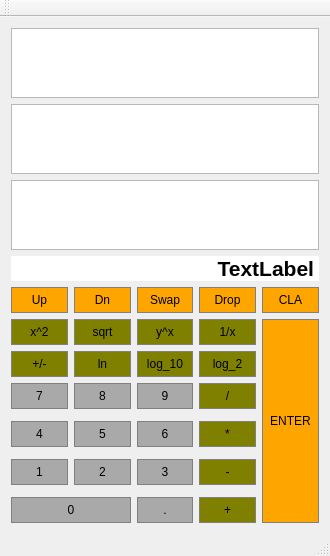
This is RPNCalculator/Calculator.ui in wftmate/RPNCalculator as Qt 5 draws it before an edit. The edited form follows.
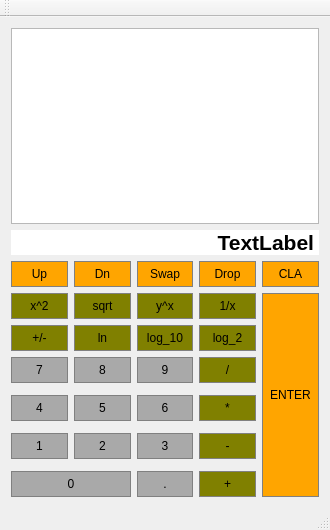
This is the edited form.

What changed in the file:
```diff
--- a/RPNCalculator/Calculator.ui
+++ b/RPNCalculator/Calculator.ui
@@ -15,7 +15,7 @@
   </property>
   <widget class="QWidget" name="centralWidget">
    <layout class="QGridLayout" name="gridLayout">
-    <item row="6" column="2">
+    <item row="4" column="2">
      <widget class="QPushButton" name="LogBase10">
       <property name="sizePolicy">
        <sizepolicy hsizetype="Preferred" vsizetype="Preferred">
@@ -47,7 +47,7 @@
       </attribute>
      </widget>
     </item>
-    <item row="11" column="2">
+    <item row="9" column="2">
      <widget class="QPushButton" name="Button3">
       <property name="sizePolicy">
        <sizepolicy hsizetype="Preferred" vsizetype="Preferred">
@@ -79,7 +79,7 @@
       </attribute>
      </widget>
     </item>
-    <item row="13" column="3">
+    <item row="11" column="3">
      <widget class="QPushButton" name="Add">
       <property name="sizePolicy">
        <sizepolicy hsizetype="Preferred" vsizetype="Preferred">
@@ -111,7 +111,7 @@
       </attribute>
      </widget>
     </item>
-    <item row="7" column="0">
+    <item row="5" column="0">
      <widget class="QPushButton" name="Button7">
       <property name="sizePolicy">
        <sizepolicy hsizetype="Preferred" vsizetype="Preferred">
@@ -143,7 +143,7 @@
       </attribute>
      </widget>
     </item>
-    <item row="5" column="4" rowspan="9">
+    <item row="3" column="4" rowspan="9">
      <widget class="QPushButton" name="Enter">
       <property name="sizePolicy">
        <sizepolicy hsizetype="Preferred" vsizetype="Preferred">
@@ -175,7 +175,7 @@
       </attribute>
      </widget>
     </item>
-    <item row="9" column="2">
+    <item row="7" column="2">
      <widget class="QPushButton" name="Button6">
       <property name="sizePolicy">
        <sizepolicy hsizetype="Preferred" vsizetype="Preferred">
@@ -207,10 +207,7 @@
       </attribute>
      </widget>
     </item>
-    <item row="1" column="0" colspan="5">
-     <widget class="QTableView" name="tableView"/>
-    </item>
-    <item row="7" column="2">
+    <item row="5" column="2">
      <widget class="QPushButton" name="Button9">
       <property name="sizePolicy">
        <sizepolicy hsizetype="Preferred" vsizetype="Preferred">
@@ -242,7 +239,7 @@
       </attribute>
      </widget>
     </item>
-    <item row="3" column="0" colspan="5">
+    <item row="1" column="0" colspan="5">
      <widget class="QLabel" name="Input">
       <property name="font">
        <font>
@@ -271,7 +268,7 @@
       </property>
      </widget>
     </item>
-    <item row="4" column="1">
+    <item row="2" column="1">
      <widget class="QPushButton" name="RollDn">
       <property name="sizePolicy">
        <sizepolicy hsizetype="Preferred" vsizetype="Preferred">
@@ -303,7 +300,7 @@
       </attribute>
      </widget>
     </item>
-    <item row="6" column="1">
+    <item row="4" column="1">
      <widget class="QPushButton" name="NaturalLog">
       <property name="sizePolicy">
        <sizepolicy hsizetype="Preferred" vsizetype="Preferred">
@@ -335,7 +332,7 @@
       </attribute>
      </widget>
     </item>
-    <item row="4" column="2">
+    <item row="2" column="2">
      <widget class="QPushButton" name="Swap">
       <property name="sizePolicy">
        <sizepolicy hsizetype="Preferred" vsizetype="Preferred">
@@ -367,7 +364,7 @@
       </attribute>
      </widget>
     </item>
-    <item row="9" column="1">
+    <item row="7" column="1">
      <widget class="QPushButton" name="Button5">
       <property name="sizePolicy">
        <sizepolicy hsizetype="Preferred" vsizetype="Preferred">
@@ -399,7 +396,7 @@
       </attribute>
      </widget>
     </item>
-    <item row="5" column="2">
+    <item row="3" column="2">
      <widget class="QPushButton" name="YtoX">
       <property name="sizePolicy">
        <sizepolicy hsizetype="Preferred" vsizetype="Preferred">
@@ -431,7 +428,7 @@
       </attribute>
      </widget>
     </item>
-    <item row="11" column="3">
+    <item row="9" column="3">
      <widget class="QPushButton" name="Subtract">
       <property name="sizePolicy">
        <sizepolicy hsizetype="Preferred" vsizetype="Preferred">
@@ -463,7 +460,7 @@
       </attribute>
      </widget>
     </item>
-    <item row="2" column="0" colspan="5">
+    <item row="0" column="0" colspan="5">
      <widget class="QListWidget" name="Display">
       <property name="layoutDirection">
        <enum>Qt::RightToLeft</enum>
@@ -476,7 +473,7 @@
       </property>
      </widget>
     </item>
-    <item row="9" column="0">
+    <item row="7" column="0">
      <widget class="QPushButton" name="Button4">
       <property name="sizePolicy">
        <sizepolicy hsizetype="Preferred" vsizetype="Preferred">
@@ -508,7 +505,7 @@
       </attribute>
      </widget>
     </item>
-    <item row="5" column="3">
+    <item row="3" column="3">
      <widget class="QPushButton" name="Inverse">
       <property name="sizePolicy">
        <sizepolicy hsizetype="Preferred" vsizetype="Preferred">
@@ -540,7 +537,7 @@
       </attribute>
      </widget>
     </item>
-    <item row="7" column="1">
+    <item row="5" column="1">
      <widget class="QPushButton" name="Button8">
       <property name="sizePolicy">
        <sizepolicy hsizetype="Preferred" vsizetype="Preferred">
@@ -572,7 +569,7 @@
       </attribute>
      </widget>
     </item>
-    <item row="5" column="0">
+    <item row="3" column="0">
      <widget class="QPushButton" name="Square">
       <property name="sizePolicy">
        <sizepolicy hsizetype="Preferred" vsizetype="Preferred">
@@ -604,7 +601,7 @@
       </attribute>
      </widget>
     </item>
-    <item row="7" column="3">
+    <item row="5" column="3">
      <widget class="QPushButton" name="Divide">
       <property name="sizePolicy">
        <sizepolicy hsizetype="Preferred" vsizetype="Preferred">
@@ -636,7 +633,7 @@
       </attribute>
      </widget>
     </item>
-    <item row="9" column="3">
+    <item row="7" column="3">
      <widget class="QPushButton" name="Multiply">
       <property name="sizePolicy">
        <sizepolicy hsizetype="Preferred" vsizetype="Preferred">
@@ -668,7 +665,7 @@
       </attribute>
      </widget>
     </item>
-    <item row="11" column="1">
+    <item row="9" column="1">
      <widget class="QPushButton" name="Button2">
       <property name="sizePolicy">
        <sizepolicy hsizetype="Preferred" vsizetype="Preferred">
@@ -700,7 +697,7 @@
       </attribute>
      </widget>
     </item>
-    <item row="11" column="0">
+    <item row="9" column="0">
      <widget class="QPushButton" name="Button1">
       <property name="sizePolicy">
        <sizepolicy hsizetype="Preferred" vsizetype="Preferred">
@@ -732,7 +729,7 @@
       </attribute>
      </widget>
     </item>
-    <item row="6" column="3">
+    <item row="4" column="3">
      <widget class="QPushButton" name="LogBase2">
       <property name="sizePolicy">
        <sizepolicy hsizetype="Preferred" vsizetype="Preferred">
@@ -764,7 +761,7 @@
       </attribute>
      </widget>
     </item>
-    <item row="4" column="4">
+    <item row="2" column="4">
      <widget class="QPushButton" name="ClearAll">
       <property name="sizePolicy">
        <sizepolicy hsizetype="Preferred" vsizetype="Preferred">
@@ -796,7 +793,7 @@
       </attribute>
      </widget>
     </item>
-    <item row="6" column="0">
+    <item row="4" column="0">
      <widget class="QPushButton" name="ChangeSign">
       <property name="sizePolicy">
        <sizepolicy hsizetype="Preferred" vsizetype="Preferred">
@@ -828,7 +825,7 @@
       </attribute>
      </widget>
     </item>
-    <item row="4" column="3">
+    <item row="2" column="3">
      <widget class="QPushButton" name="Drop">
       <property name="focusPolicy">
        <enum>Qt::NoFocus</enum>
@@ -854,7 +851,7 @@
       </attribute>
      </widget>
     </item>
-    <item row="13" column="0" colspan="2">
+    <item row="11" column="0" colspan="2">
      <widget class="QPushButton" name="Button0">
       <property name="sizePolicy">
        <sizepolicy hsizetype="Preferred" vsizetype="Preferred">
@@ -886,7 +883,7 @@
       </attribute>
      </widget>
     </item>
-    <item row="4" column="0">
+    <item row="2" column="0">
      <widget class="QPushButton" name="RollUp">
       <property name="sizePolicy">
        <sizepolicy hsizetype="Preferred" vsizetype="Preferred">
@@ -918,7 +915,7 @@
       </attribute>
      </widget>
     </item>
-    <item row="13" column="2">
+    <item row="11" column="2">
      <widget class="QPushButton" name="DecimalPoint">
       <property name="sizePolicy">
        <sizepolicy hsizetype="Preferred" vsizetype="Preferred">
@@ -950,7 +947,7 @@
       </attribute>
      </widget>
     </item>
-    <item row="5" column="1">
+    <item row="3" column="1">
      <widget class="QPushButton" name="SquareRoot">
       <property name="sizePolicy">
        <sizepolicy hsizetype="Preferred" vsizetype="Preferred">
@@ -982,9 +979,6 @@
       </attribute>
      </widget>
     </item>
-    <item row="0" column="0" colspan="5">
-     <widget class="QColumnView" name="columnView"/>
-    </item>
    </layout>
   </widget>
   <widget class="QMenuBar" name="menuBar">
```
Left out of the diff: 25 changed lines with no effect on the pictures.
